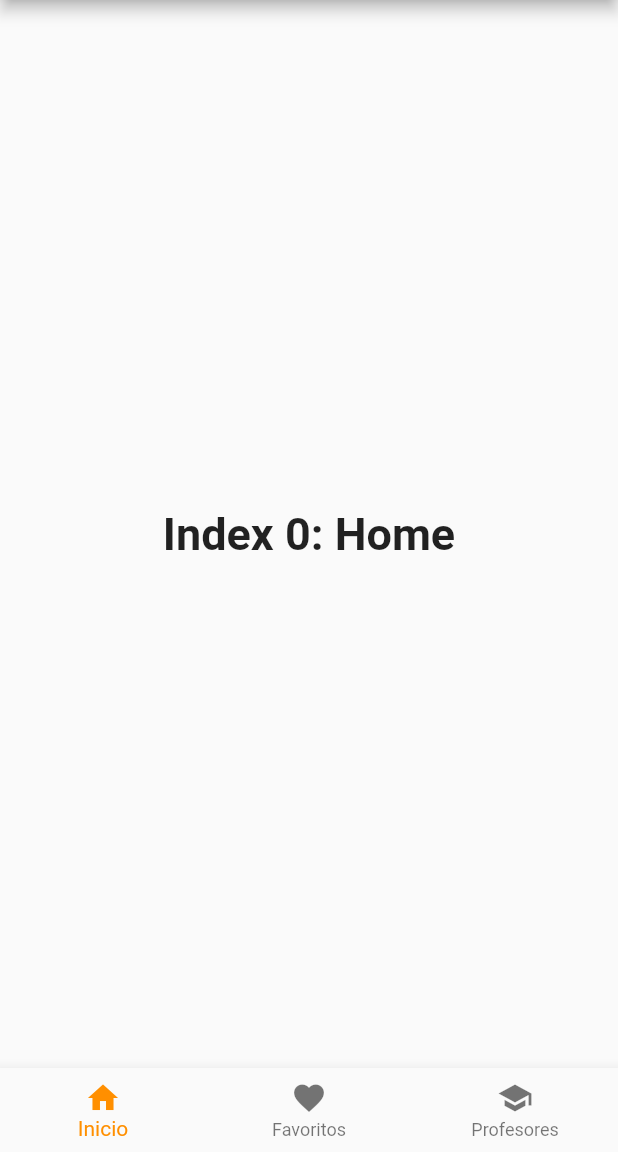
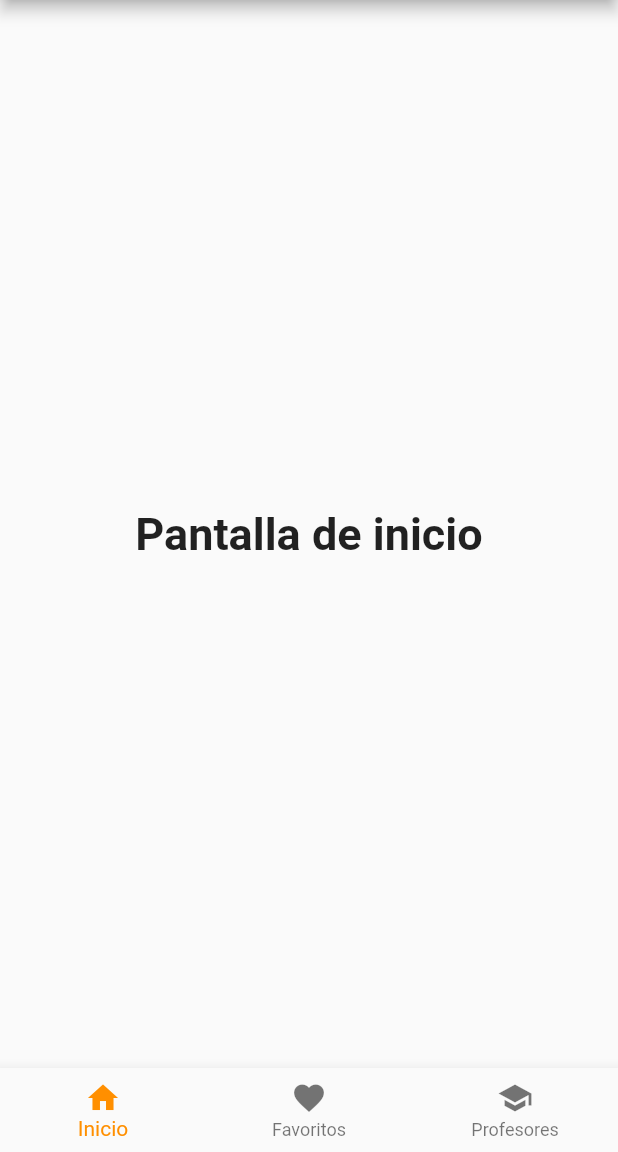
Before and after one commit to ScarponeO/rankprof, a Flutter app: the screen it shows after launch, on a phone screen of 412 x 824 dp, the part 84-1236 px from its top. Run offline on Flutter 3.47's test engine with Material 2 defaults, Android fonts, the phone set to English and light mode, and no system bars.

Commit message:
Con mensajes cambiados

```diff
--- a/lib/main.dart
+++ b/lib/main.dart
@@ -1,13 +1,3 @@
-// Flutter code sample for
-
-// This example shows a [BottomNavigationBar] as it is used within a [Scaffold]
-// widget. The [BottomNavigationBar] has three [BottomNavigationBarItem]
-// widgets and the [currentIndex] is set to index 0. The selected item is
-// amber. The `_onItemTapped` function changes the selected item's index
-// and displays a corresponding message in the center of the [Scaffold].
-//
-// ![A scaffold with a bottom navigation bar containing three bottom navigation
-// bar items. The first one is selected.](https://flutter.github.io/assets-for-api-docs/assets/material/bottom_navigation_bar.png)
 
 import 'package:flutter/material.dart';
 
@@ -39,15 +29,15 @@ class _MyStatefulWidgetState extends State<MyStatefulWidget> {
   TextStyle(fontSize: 30, fontWeight: FontWeight.bold);
   static const List<Widget> _widgetOptions = <Widget>[
     Text(
-      'Index 0: Home',
+      'Pantalla de inicio',
       style: optionStyle,
     ),
     Text(
-      'Index 1: Business',
+      'Pantalla para favoritos',
       style: optionStyle,
     ),
     Text(
-      'Index 2: School',
+      'Pantalla para los profesores',
       style: optionStyle,
     ),
   ];
```
